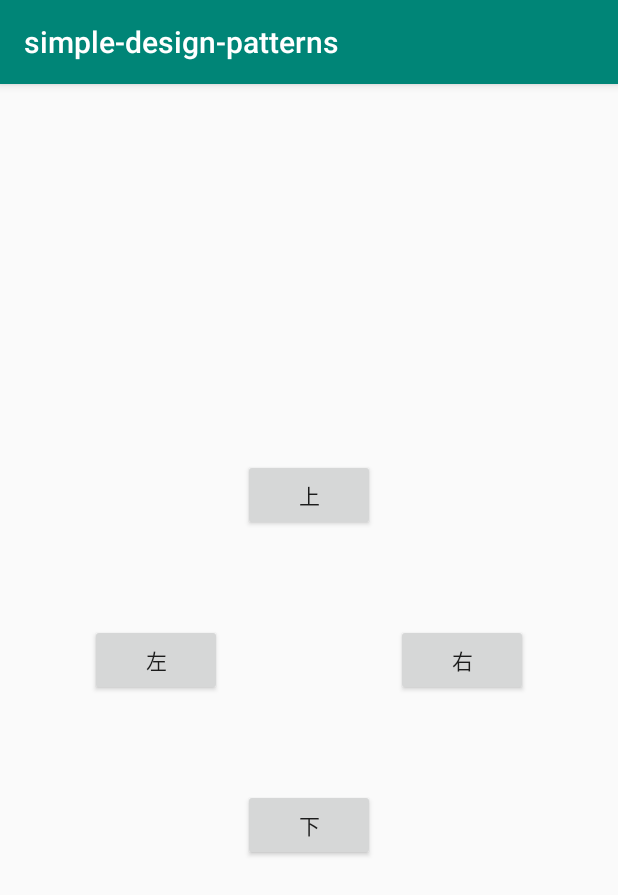
After one commit to oywjAndroid/simple-design-patterns, an Android app: the TetrisActivity screen opened directly, with no data from a screen before it, on a phone screen of 412 x 824 dp. The commit adds this screen. Shown: the top 895 px of the screen. Run offline under Robolectric (Android 15) with nearby library versions, the phone set to English and light mode, and no system bars.

```diff
--- a/app/src/main/AndroidManifest.xml
+++ b/app/src/main/AndroidManifest.xml
@@ -16,6 +16,9 @@
                 <category android:name="android.intent.category.LAUNCHER" />
             </intent-filter>
         </activity>
+
+        <activity android:name=".behavior.command.simple2.TetrisActivity"/>
+
     </application>
 
 </manifest>
--- a/app/src/main/java/com/design/patterns/MainActivity.java
+++ b/app/src/main/java/com/design/patterns/MainActivity.java
@@ -3,8 +3,10 @@ package com.design.patterns;
 import android.os.Bundle;
 import android.support.v7.app.AppCompatActivity;
 
+import com.design.patterns.behavior.command.CommandSimple1Demo;
 import com.design.patterns.create.builder.BuilderDemo;
 import com.design.patterns.create.singleton.SingletonDemo;
+import com.design.patterns.runner.PatternRunner;
 
 public class MainActivity extends AppCompatActivity {
 
@@ -18,5 +20,8 @@ public class MainActivity extends AppCompatActivity {
 
         // 2.Builder模式
         PatternRunner.getInstance().execPattern(new BuilderDemo());
+
+        // 3.命令模式
+        PatternRunner.getInstance().execPattern(new CommandSimple1Demo());
     }
 }
--- a/app/src/main/java/com/design/patterns/base/PatternTestUnit.java
+++ b/app/src/main/java/com/design/patterns/base/TestUnit.java
@@ -3,7 +3,7 @@ package com.design.patterns.base;
 /**
  * 用于设计模式的单元测试基类
  */
-public abstract class PatternTestUnit {
+public abstract class TestUnit {
 
     public abstract void main();
 
--- /dev/null
+++ b/app/src/main/java/com/design/patterns/behavior/Behavior.java
@@ -0,0 +1,4 @@
+package com.design.patterns.behavior;
+
+public class Behavior {
+}
--- /dev/null
+++ b/app/src/main/java/com/design/patterns/behavior/command/simple2/TetrisActivity.java
@@ -0,0 +1,21 @@
+package com.design.patterns.behavior.command.simple2;
+
+import android.os.Bundle;
+import android.support.annotation.Nullable;
+import android.support.v7.app.AppCompatActivity;
+
+import com.design.patterns.R;
+
+/**
+ * 俄罗斯方块
+ */
+public class TetrisActivity extends AppCompatActivity {
+
+    @Override
+    protected void onCreate(@Nullable Bundle savedInstanceState) {
+        super.onCreate(savedInstanceState);
+
+        setContentView(R.layout.activity_tetris);
+
+    }
+}
--- a/app/src/main/java/com/design/patterns/create/builder/BuilderDemo.java
+++ b/app/src/main/java/com/design/patterns/create/builder/BuilderDemo.java
@@ -1,8 +1,8 @@
 package com.design.patterns.create.builder;
 
-import com.design.patterns.base.PatternTestUnit;
+import com.design.patterns.base.TestUnit;
 
-public class BuilderDemo extends PatternTestUnit {
+public class BuilderDemo extends TestUnit {
 
     @Override
     public void main() {
--- a/app/src/main/java/com/design/patterns/create/singleton/SingletonDemo.java
+++ b/app/src/main/java/com/design/patterns/create/singleton/SingletonDemo.java
@@ -1,8 +1,8 @@
 package com.design.patterns.create.singleton;
 
-import com.design.patterns.base.PatternTestUnit;
+import com.design.patterns.base.TestUnit;
 
-public class SingletonDemo extends PatternTestUnit {
+public class SingletonDemo extends TestUnit {
 
     @Override
     public void main() {
--- a/app/src/main/java/com/design/patterns/PatternRunner.java
+++ b/app/src/main/java/com/design/patterns/runner/PatternRunner.java
@@ -1,6 +1,6 @@
-package com.design.patterns;
+package com.design.patterns.runner;
 
-import com.design.patterns.base.PatternTestUnit;
+import com.design.patterns.base.TestUnit;
 
 /**
  * 设计模式Demo运行器
@@ -19,7 +19,7 @@ public class PatternRunner {
         return Holder.instance;
     }
 
-    public void execPattern(PatternTestUnit unit) {
+    public void execPattern(TestUnit unit) {
         if (null == unit) {
             throw new IllegalArgumentException("unit not's null.");
         }
--- /dev/null
+++ b/app/src/main/java/com/design/patterns/structure/Structure.java
@@ -0,0 +1,4 @@
+package com.design.patterns.structure;
+
+public class Structure {
+}
--- /dev/null
+++ b/app/src/main/res/layout/activity_tetris.xml
@@ -0,0 +1,49 @@
+<?xml version="1.0" encoding="utf-8"?>
+<RelativeLayout xmlns:android="http://schemas.android.com/apk/res/android"
+    android:layout_width="match_parent"
+    android:layout_height="match_parent">
+
+
+    <Button
+        android:id="@+id/up_btn"
+        android:layout_width="wrap_content"
+        android:layout_height="wrap_content"
+        android:layout_alignParentTop="true"
+        android:layout_centerHorizontal="true"
+        android:layout_marginTop="250dp"
+        android:text="@string/up" />
+
+    <Button
+        android:id="@+id/down_btn"
+        android:layout_width="wrap_content"
+        android:layout_height="wrap_content"
+        android:layout_alignParentBottom="true"
+        android:layout_centerHorizontal="true"
+        android:layout_marginBottom="250dp"
+        android:text="@string/down" />
+
+    <Button
+        android:id="@+id/left_btn"
+        android:layout_width="wrap_content"
+        android:layout_height="wrap_content"
+        android:layout_alignParentStart="true"
+        android:layout_alignParentLeft="true"
+        android:layout_centerVertical="true"
+        android:layout_marginStart="60dp"
+        android:layout_marginLeft="60dp"
+        android:text="@string/left" />
+
+    <Button
+        android:id="@+id/right_btn"
+        android:layout_width="wrap_content"
+        android:layout_height="wrap_content"
+        android:layout_alignParentEnd="true"
+        android:layout_alignParentRight="true"
+        android:layout_centerHorizontal="true"
+        android:layout_centerVertical="true"
+        android:layout_marginRight="60dp"
+        android:layout_marginEnd="60dp"
+        android:text="@string/right"
+        />
+
+</RelativeLayout>
--- a/app/src/main/res/values/strings.xml
+++ b/app/src/main/res/values/strings.xml
@@ -1,3 +1,7 @@
 <resources>
     <string name="app_name">simple-design-patterns</string>
+    <string name="up">上</string>
+    <string name="down">下</string>
+    <string name="left">左</string>
+    <string name="right">右</string>
 </resources>
```
Also changed, not shown: app/src/main/java/com/design/patterns/behavior/command/CommandSimple1Demo.java (added, +24 -0 lines), app/src/main/java/com/design/patterns/behavior/command/CommandSimple2Demo.java (added, +29 -0 lines), app/src/main/java/com/design/patterns/behavior/command/simple1/Command.java (added, +10 -0 lines), app/src/main/java/com/design/patterns/behavior/command/simple1/ConcreteCommand.java (added, +23 -0 lines), app/src/main/java/com/design/patterns/behavior/command/simple1/Invoker.java (added, +23 -0 lines), app/src/main/java/com/design/patterns/behavior/command/simple1/Receiver.java (added, +16 -0 lines).
